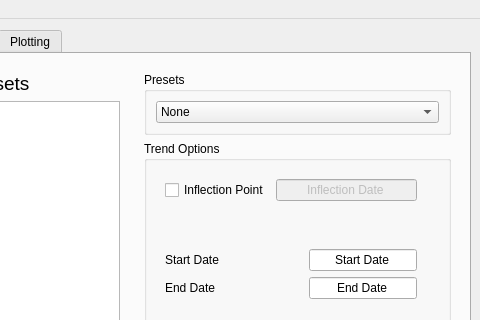
Above: main.ui from IUPBAuf/IUP-Regression-Model before the change; both pictures show x 165 to 645 and y 0 to 320 of the 645 by 882 pixel window. Below: the same form after it.
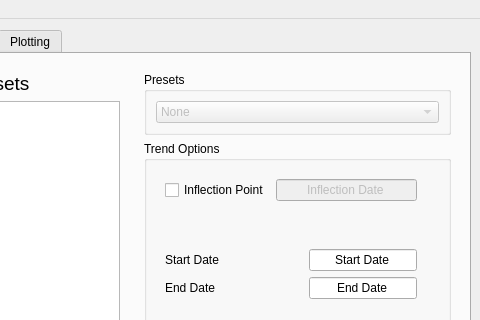
That is the form after the change.

```diff
--- a/main.ui
+++ b/main.ui
@@ -108,6 +108,9 @@
              <layout class="QHBoxLayout" name="horizontalLayout_9">
               <item>
                <widget class="QComboBox" name="preset_combo">
+                <property name="enabled">
+                 <bool>false</bool>
+                </property>
                 <property name="toolTip">
                  <string>&lt;html&gt;&lt;head/&gt;&lt;body&gt;&lt;p&gt;Presets easily change the way a trend is computed by importing the settings from different configuration files.&lt;br/&gt;This only changes the settings and does not import any data or proxies that were included in the original configuration file.&lt;/p&gt;&lt;/body&gt;&lt;/html&gt;</string>
                 </property>
```
Left out of the diff: 6 changed lines with no effect on the pictures.
